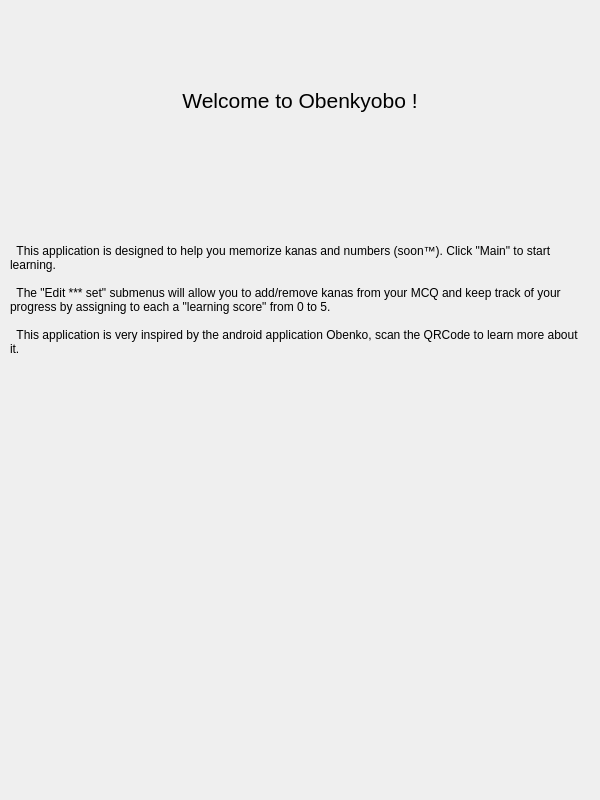
Aryetis/Obenkyobo, file Src/widgetwelcome.ui: the form before one commit.
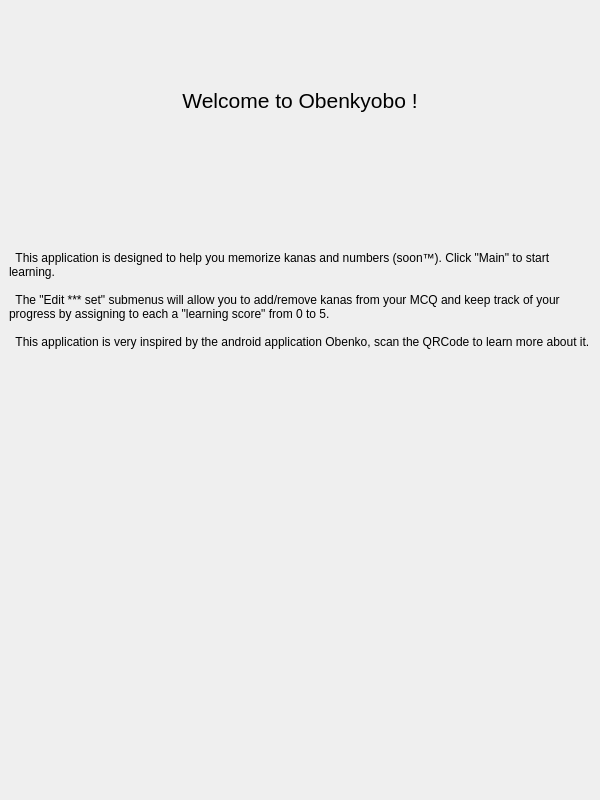
The form after the commit. Icons and pictures are not drawn.

Diff of the .ui file:
```diff
--- a/Src/widgetwelcome.ui
+++ b/Src/widgetwelcome.ui
@@ -27,13 +27,13 @@
     <enum>QLayout::SetDefaultConstraint</enum>
    </property>
    <property name="leftMargin">
-    <number>10</number>
+    <number>9</number>
    </property>
    <property name="topMargin">
     <number>0</number>
    </property>
    <property name="rightMargin">
-    <number>10</number>
+    <number>9</number>
    </property>
    <property name="bottomMargin">
     <number>0</number>
```
